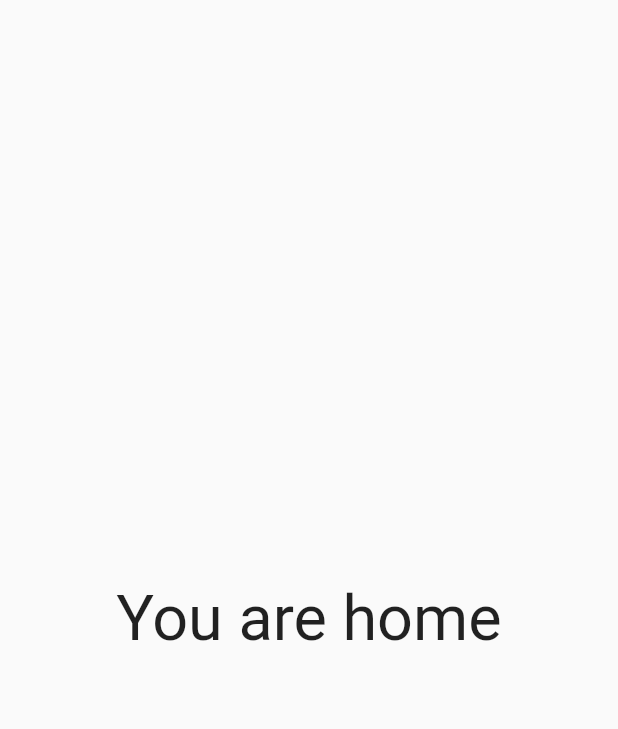
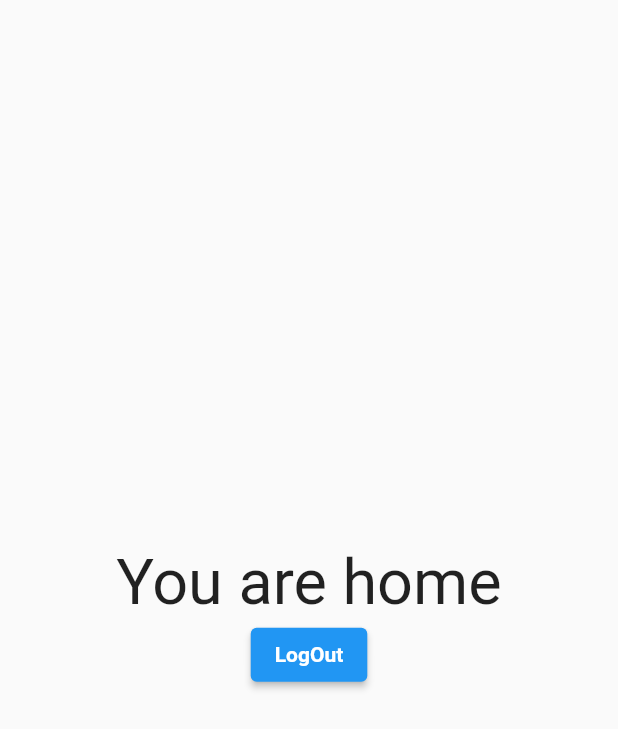
Before and after one commit to supabase-community/flutter-auth-ui, a Flutter app: the Home screen opened by its route, on a phone screen of 412 x 824 dp. Shown: the top 729 px of the screen. Run offline on Flutter 3.47's test engine with Material 2 defaults, Android fonts, the phone set to English and light mode, and no system bars; our stand-ins replace email_validator, flutter_dotenv, font_awesome_flutter, supabase_flutter; accounts and stored records are empty.

Commit message:
clean up home and main, add logout btn

```diff
--- a/example/lib/home.dart
+++ b/example/lib/home.dart
@@ -2,29 +2,30 @@ import 'package:flutter/material.dart';
 import 'package:supabase_auth_ui/supabase_auth_ui.dart';
 
 class Home extends StatelessWidget {
-  Home({Key? key}) : super(key: key);
-
-  final user = SupabaseAuthUi().getActiveUser();
-
-  void checkUser(context) {
-    if (user == null) Navigator.popAndPushNamed(context, '/');
-  }
+  const Home({Key? key}) : super(key: key);
 
   @override
   Widget build(BuildContext context) {
-    /**
-     * figure something better - avoid setState() or markNeedsBuild() called during build Error
-     * maybe use provider?
-     * or implement that with go_router redirection check
-    */
-    Future.delayed(Duration.zero, () {
-      checkUser(context);
-    });
-    return const Scaffold(
+    return Scaffold(
       body: Center(
-        child: Text(
-          'You are home',
-          style: TextStyle(fontSize: 42),
+        child: Column(
+          mainAxisAlignment: MainAxisAlignment.center,
+          children: [
+            const Text(
+              'You are home',
+              style: TextStyle(fontSize: 42),
+            ),
+            ElevatedButton(
+              onPressed: () {
+                SupabaseAuthUi().signOutActiveUser();
+                Navigator.of(context).popUntil(ModalRoute.withName('/'));
+              },
+              child: const Text(
+                'LogOut',
+                style: TextStyle(fontWeight: FontWeight.bold),
+              ),
+            )
+          ],
         ),
       ),
     );
--- a/example/lib/main.dart
+++ b/example/lib/main.dart
@@ -41,7 +41,7 @@
         '/magic_link': (context) => const MagicLink(),
         '/forgot_password': (context) => const ForgotPassword(),
         '/update_password': (context) => const UpdatePassword(),
-        '/home': (context) => Home(),
+        '/home': (context) => const Home(),
       },
       onUnknownRoute: (RouteSettings settings) {
         return MaterialPageRoute<void>(
```
